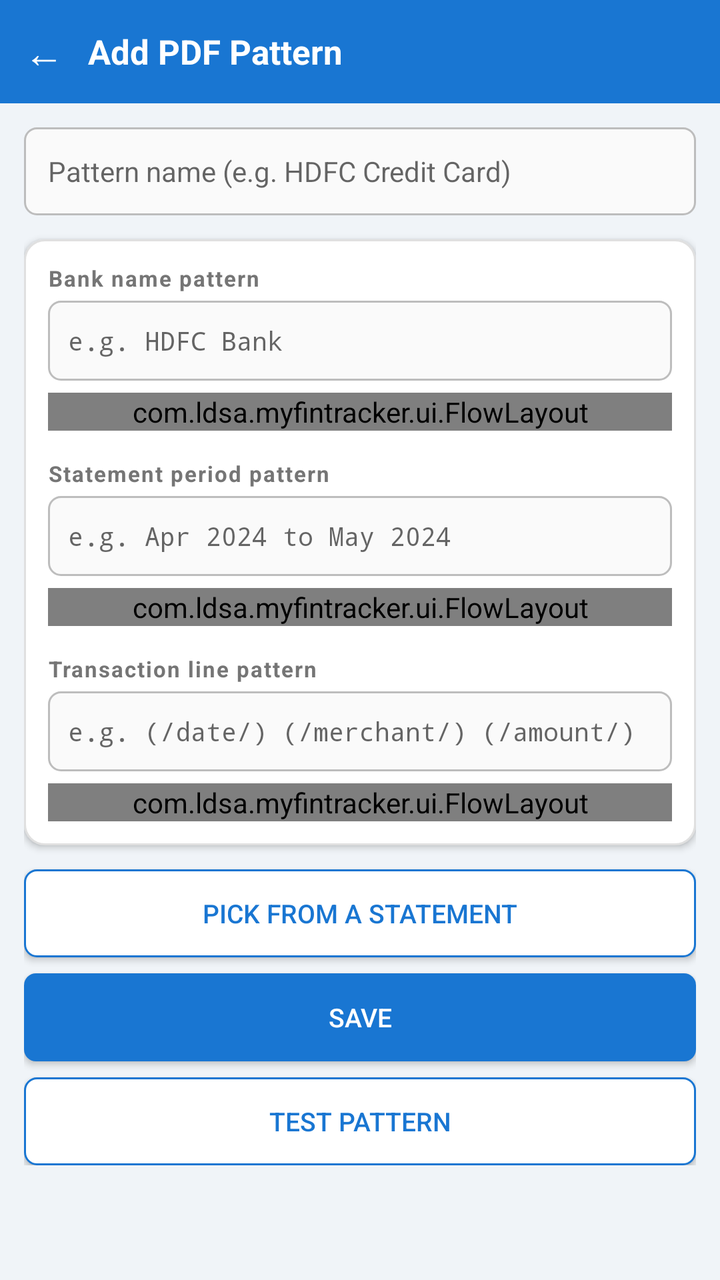
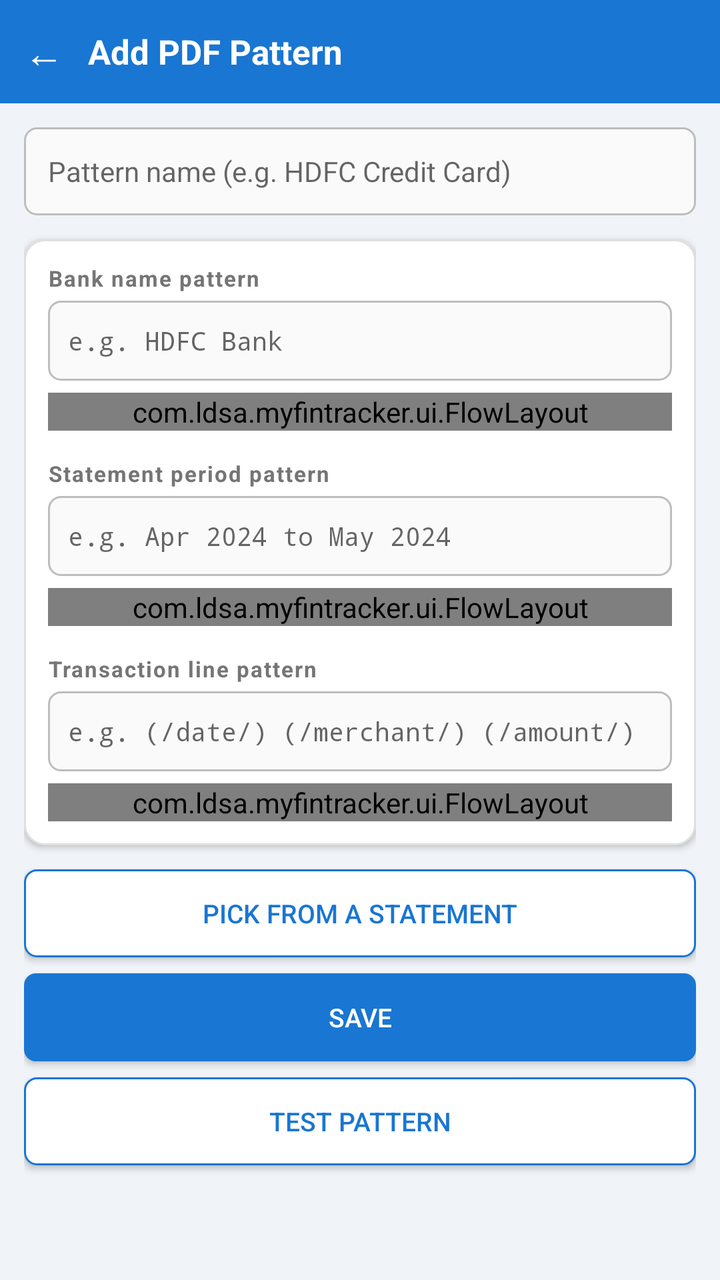

Two renders of the same Android screen: before a commit and after it. Below are the layout's source before the change and the commit's diff.
<!-- AndroidManifest.xml: activity theme android:Theme.Material.Light.NoActionBar -->
<!-- res/layout/activity_add_pdf_pattern.xml -->
<?xml version="1.0" encoding="utf-8"?>
<LinearLayout xmlns:android="http://schemas.android.com/apk/res/android"
    android:layout_width="match_parent"
    android:layout_height="match_parent"
    android:orientation="vertical"
    android:background="#F0F4F8">

    
    <LinearLayout
        android:layout_width="match_parent"
        android:layout_height="wrap_content"
        android:orientation="horizontal"
        android:background="#1976D2"
        android:gravity="center_vertical"
        android:paddingLeft="8dp"
        android:paddingRight="8dp"
        android:paddingTop="12dp"
        android:paddingBottom="12dp">

        <TextView
            android:id="@+id/btnBack"
            android:layout_width="wrap_content"
            android:layout_height="wrap_content"
            android:text="←"
            android:textColor="#FFFFFF"
            android:textSize="20sp"
            android:paddingLeft="4dp"
            android:paddingRight="12dp" />

        <TextView
            android:layout_width="0dp"
            android:layout_height="wrap_content"
            android:layout_weight="1"
            android:text="@string/title_add_pdf_pattern"
            android:textColor="#FFFFFF"
            android:textSize="17sp"
            android:textStyle="bold" />

    </LinearLayout>

    <ScrollView
        android:layout_width="match_parent"
        android:layout_height="match_parent">

        <LinearLayout
            android:layout_width="match_parent"
            android:layout_height="wrap_content"
            android:orientation="vertical"
            android:paddingLeft="12dp"
            android:paddingRight="12dp"
            android:paddingTop="12dp"
            android:paddingBottom="32dp">

            
            <EditText
                android:id="@+id/etPatternName"
                android:layout_width="match_parent"
                android:layout_height="44dp"
                android:hint="@string/hint_pattern_name"
                android:textSize="14sp"
                android:textColor="#212121"
                android:background="@drawable/bg_edittext_outlined"
                android:paddingLeft="12dp"
                android:paddingRight="12dp"
                android:inputType="textCapWords"
                android:layout_marginBottom="12dp" />

            
            <LinearLayout
                android:layout_width="match_parent"
                android:layout_height="wrap_content"
                android:orientation="vertical"
                android:background="@drawable/bg_card"
                android:elevation="2dp"
                android:padding="12dp"
                android:layout_marginBottom="12dp">

                
                <TextView
                    android:layout_width="match_parent"
                    android:layout_height="wrap_content"
                    android:text="@string/label_bank_name_pat"
                    android:textColor="#757575"
                    android:textSize="11sp"
                    android:textStyle="bold"
                    android:letterSpacing="0.06"
                    android:layout_marginBottom="4dp" />

                <EditText
                    android:id="@+id/etBankPat"
                    android:layout_width="match_parent"
                    android:layout_height="40dp"
                    android:hint="@string/hint_bank_name_pat"
                    android:textSize="13sp"
                    android:textColor="#212121"
                    android:background="@drawable/bg_edittext_outlined"
                    android:paddingLeft="10dp"
                    android:paddingRight="10dp"
                    android:inputType="textNoSuggestions"
                    android:fontFamily="monospace"
                    android:layout_marginBottom="6dp" />

                <com.ldsa.myfintracker.ui.FlowLayout
                    android:layout_width="match_parent"
                    android:layout_height="wrap_content"
                    android:layout_marginBottom="14dp">

                    <Button android:id="@+id/btnTokNameBank"
                        android:layout_width="wrap_content" android:layout_height="26dp"
                        android:text="Name" android:textSize="11sp" android:textColor="#FFFFFF"
                        android:background="@drawable/bg_button_secondary"
                        android:backgroundTint="#0072B2"
                        android:paddingLeft="10dp" android:paddingRight="10dp" android:minWidth="0dp" />

                </com.ldsa.myfintracker.ui.FlowLayout>

                
                <TextView
                    android:layout_width="match_parent"
                    android:layout_height="wrap_content"
                    android:text="@string/label_period_pat"
                    android:textColor="#757575"
                    android:textSize="11sp"
                    android:textStyle="bold"
                    android:letterSpacing="0.06"
                    android:layout_marginBottom="4dp" />

                <EditText
                    android:id="@+id/etPeriodPat"
                    android:layout_width="match_parent"
                    android:layout_height="40dp"
                    android:hint="@string/hint_period_pat"
                    android:textSize="13sp"
                    android:textColor="#212121"
                    android:background="@drawable/bg_edittext_outlined"
                    android:paddingLeft="10dp"
                    android:paddingRight="10dp"
                    android:inputType="textNoSuggestions"
                    android:fontFamily="monospace"
                    android:layout_marginBottom="6dp" />

                <com.ldsa.myfintracker.ui.FlowLayout
                    android:layout_width="match_parent"
                    android:layout_height="wrap_content"
                    android:layout_marginBottom="14dp">

                    <Button android:id="@+id/btnTokMonthPeriod"
                        android:layout_width="wrap_content" android:layout_height="26dp"
                        android:text="Month" android:textSize="11sp" android:textColor="#FFFFFF"
                        android:background="@drawable/bg_button_secondary"
                        android:backgroundTint="#D55E00"
                        android:paddingLeft="10dp" android:paddingRight="10dp" android:minWidth="0dp" />

                    <Button android:id="@+id/btnTokYearPeriod"
                        android:layout_width="wrap_content" android:layout_height="26dp"
                        android:text="Year" android:textSize="11sp" android:textColor="#FFFFFF"
                        android:background="@drawable/bg_button_secondary"
                        android:backgroundTint="#D55E00"
                        android:paddingLeft="10dp" android:paddingRight="10dp" android:minWidth="0dp" />

                    <Button android:id="@+id/btnTokSkipPeriod"
                        android:layout_width="wrap_content" android:layout_height="26dp"
                        android:text="Skip" android:textSize="11sp" android:textColor="#757575"
                        android:background="@drawable/bg_button_secondary"
                        android:backgroundTint="#E0E0E0"
                        android:paddingLeft="10dp" android:paddingRight="10dp" android:minWidth="0dp" />

                </com.ldsa.myfintracker.ui.FlowLayout>

                
                <TextView
                    android:layout_width="match_parent"
                    android:layout_height="wrap_content"
                    android:text="@string/label_trans_pat"
                    android:textColor="#757575"
                    android:textSize="11sp"
                    android:textStyle="bold"
                    android:letterSpacing="0.06"
                    android:layout_marginBottom="4dp" />

                <EditText
                    android:id="@+id/etTransPat"
                    android:layout_width="match_parent"
                    android:layout_height="40dp"
                    android:hint="@string/hint_trans_pat"
                    android:textSize="13sp"
                    android:textColor="#212121"
                    android:background="@drawable/bg_edittext_outlined"
                    android:paddingLeft="10dp"
                    android:paddingRight="10dp"
                    android:inputType="textNoSuggestions"
                    android:fontFamily="monospace"
                    android:layout_marginBottom="6dp" />

                <com.ldsa.myfintracker.ui.FlowLayout
                    android:layout_width="match_parent"
                    android:layout_height="wrap_content">

                    <Button android:id="@+id/btnTokAmountDb"
                        android:layout_width="wrap_content" android:layout_height="26dp"
                        android:text="Amt Db" android:textSize="11sp" android:textColor="#FFFFFF"
                        android:background="@drawable/bg_button_secondary"
                        android:backgroundTint="#C62828"
                        android:paddingLeft="10dp" android:paddingRight="10dp" android:minWidth="0dp" />

                    <Button android:id="@+id/btnTokAmountCr"
                        android:layout_width="wrap_content" android:layout_height="26dp"
                        android:text="Amt Cr" android:textSize="11sp" android:textColor="#FFFFFF"
                        android:background="@drawable/bg_button_secondary"
                        android:backgroundTint="#2E7D32"
                        android:paddingLeft="10dp" android:paddingRight="10dp" android:minWidth="0dp" />

                    <Button android:id="@+id/btnTokMerchant"
                        android:layout_width="wrap_content" android:layout_height="26dp"
                        android:text="Merchant" android:textSize="11sp" android:textColor="#FFFFFF"
                        android:background="@drawable/bg_button_secondary"
                        android:backgroundTint="#0072B2"
                        android:paddingLeft="10dp" android:paddingRight="10dp" android:minWidth="0dp" />

                    <Button android:id="@+id/btnTokCard"
                        android:layout_width="wrap_content" android:layout_height="26dp"
                        android:text="Card" android:textSize="11sp" android:textColor="#FFFFFF"
                        android:background="@drawable/bg_button_secondary"
                        android:backgroundTint="#0072B2"
                        android:paddingLeft="10dp" android:paddingRight="10dp" android:minWidth="0dp" />

                    <Button android:id="@+id/btnTokAcNo"
                        android:layout_width="wrap_content" android:layout_height="26dp"
                        android:text="Ac.No" android:textSize="11sp" android:textColor="#FFFFFF"
                        android:background="@drawable/bg_button_secondary"
                        android:backgroundTint="#0072B2"
                        android:paddingLeft="10dp" android:paddingRight="10dp" android:minWidth="0dp" />

                    <Button android:id="@+id/btnTokUpi"
                        android:layout_width="wrap_content" android:layout_height="26dp"
                        android:text="UPI" android:textSize="11sp" android:textColor="#FFFFFF"
                        android:background="@drawable/bg_button_secondary"
                        android:backgroundTint="#0072B2"
                        android:paddingLeft="10dp" android:paddingRight="10dp" android:minWidth="0dp" />

                    <Button android:id="@+id/btnTokDate"
                        android:layout_width="wrap_content" android:layout_height="26dp"
                        android:text="Date" android:textSize="11sp" android:textColor="#FFFFFF"
                        android:background="@drawable/bg_button_secondary"
                        android:backgroundTint="#D55E00"
                        android:paddingLeft="10dp" android:paddingRight="10dp" android:minWidth="0dp" />

                    <Button android:id="@+id/btnTokTime"
                        android:layout_width="wrap_content" android:layout_height="26dp"
                        android:text="Time" android:textSize="11sp" android:textColor="#FFFFFF"
                        android:background="@drawable/bg_button_secondary"
                        android:backgroundTint="#CC79A7"
                        android:paddingLeft="10dp" android:paddingRight="10dp" android:minWidth="0dp" />

                    <Button android:id="@+id/btnTokBalance"
                        android:layout_width="wrap_content" android:layout_height="26dp"
                        android:text="Bal" android:textSize="11sp" android:textColor="#FFFFFF"
                        android:background="@drawable/bg_button_secondary"
                        android:backgroundTint="#56B4E9"
                        android:paddingLeft="10dp" android:paddingRight="10dp" android:minWidth="0dp" />

                    <Button android:id="@+id/btnTokIgnore"
                        android:layout_width="wrap_content" android:layout_height="26dp"
                        android:text="Skip" android:textSize="11sp" android:textColor="#757575"
                        android:background="@drawable/bg_button_secondary"
                        android:backgroundTint="#E0E0E0"
                        android:paddingLeft="10dp" android:paddingRight="10dp" android:minWidth="0dp" />

                </com.ldsa.myfintracker.ui.FlowLayout>

            </LinearLayout>

            
            <Button
                android:id="@+id/btnPickFromStatement"
                android:layout_width="match_parent"
                android:layout_height="44dp"
                android:text="@string/btn_pick_from_statement"
                android:textColor="#1976D2"
                android:textSize="13sp"
                android:background="@drawable/bg_button_secondary"
                android:layout_marginBottom="8dp" />

            <Button
                android:id="@+id/btnSavePattern"
                android:layout_width="match_parent"
                android:layout_height="44dp"
                android:text="@string/action_save"
                android:textColor="#FFFFFF"
                android:textSize="13sp"
                android:background="@drawable/bg_button_primary"
                android:layout_marginBottom="8dp" />

            <Button
                android:id="@+id/btnTestPattern"
                android:layout_width="match_parent"
                android:layout_height="44dp"
                android:text="Test Pattern"
                android:textColor="#1976D2"
                android:textSize="13sp"
                android:background="@drawable/bg_button_secondary" />

        </LinearLayout>
    </ScrollView>

</LinearLayout>
<!-- resources referenced by this layout -->
<resources>
  <!-- drawable bg_button_primary (drawable) -->
  <?xml version="1.0" encoding="utf-8"?>
  <ripple xmlns:android="http://schemas.android.com/apk/res/android"
      android:color="#1565C0">
      <item>
          <shape android:shape="rectangle">
              <solid android:color="#1976D2" />
              <corners android:radius="6dp" />
          </shape>
      </item>
  </ripple>
  <!-- drawable bg_button_secondary (drawable) -->
  <?xml version="1.0" encoding="utf-8"?>
  <ripple xmlns:android="http://schemas.android.com/apk/res/android"
      android:color="#BBDEFB">
      <item>
          <shape android:shape="rectangle">
              <solid android:color="#FFFFFF" />
              <corners android:radius="6dp" />
              <stroke android:width="1dp" android:color="#1976D2" />
          </shape>
      </item>
  </ripple>
  <!-- drawable bg_card (drawable) -->
  <?xml version="1.0" encoding="utf-8"?>
  <shape xmlns:android="http://schemas.android.com/apk/res/android"
      android:shape="rectangle">
      <solid android:color="#FFFFFF" />
      <corners android:radius="10dp" />
      <stroke android:width="1dp" android:color="#E0E0E0" />
  </shape>
  <!-- drawable bg_edittext_outlined (drawable) -->
  <?xml version="1.0" encoding="utf-8"?>
  <selector xmlns:android="http://schemas.android.com/apk/res/android">
      <item android:state_focused="true">
          <shape android:shape="rectangle">
              <solid android:color="#FFFFFF" />
              <corners android:radius="6dp" />
              <stroke android:width="2dp" android:color="#1976D2" />
          </shape>
      </item>
      <item>
          <shape android:shape="rectangle">
              <solid android:color="#FAFAFA" />
              <corners android:radius="6dp" />
              <stroke android:width="1dp" android:color="#BDBDBD" />
          </shape>
      </item>
  </selector>
  <string name="action_save">Save</string>
  <string name="btn_pick_from_statement">Pick from a statement</string>
  <string name="hint_bank_name_pat">e.g. HDFC Bank</string>
  <string name="hint_pattern_name">Pattern name (e.g. HDFC Credit Card)</string>
  <string name="hint_period_pat">e.g. Apr 2024 to May 2024</string>
  <string name="hint_trans_pat">e.g. (/date/) (/merchant/) (/amount/)</string>
  <string name="label_bank_name_pat">Bank name pattern</string>
  <string name="label_period_pat">Statement period pattern</string>
  <string name="label_trans_pat">Transaction line pattern</string>
  <string name="title_add_pdf_pattern">Add PDF Pattern</string>
</resources>

<!-- the commit's change to res/layout/activity_add_pdf_pattern.xml (unified diff, before → after) -->
@@ -298,7 +298,18 @@
                 android:text="Test Pattern"
                 android:textColor="#1976D2"
                 android:textSize="13sp"
-                android:background="@drawable/bg_button_secondary" />
+                android:background="@drawable/bg_button_secondary"
+                android:layout_marginBottom="8dp" />
+
+            <Button
+                android:id="@+id/btnDeletePattern"
+                android:layout_width="match_parent"
+                android:layout_height="44dp"
+                android:text="Delete Pattern"
+                android:textColor="#D32F2F"
+                android:textSize="13sp"
+                android:background="@drawable/bg_button_secondary"
+                android:visibility="gone" />
 
         </LinearLayout>
     </ScrollView>
